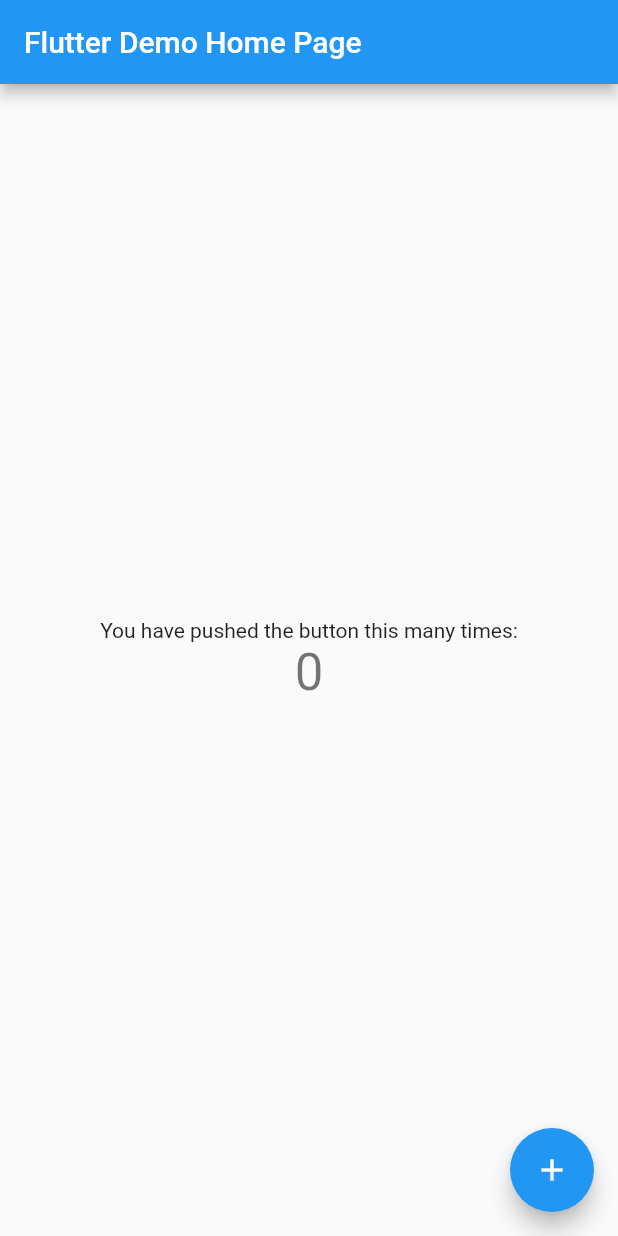
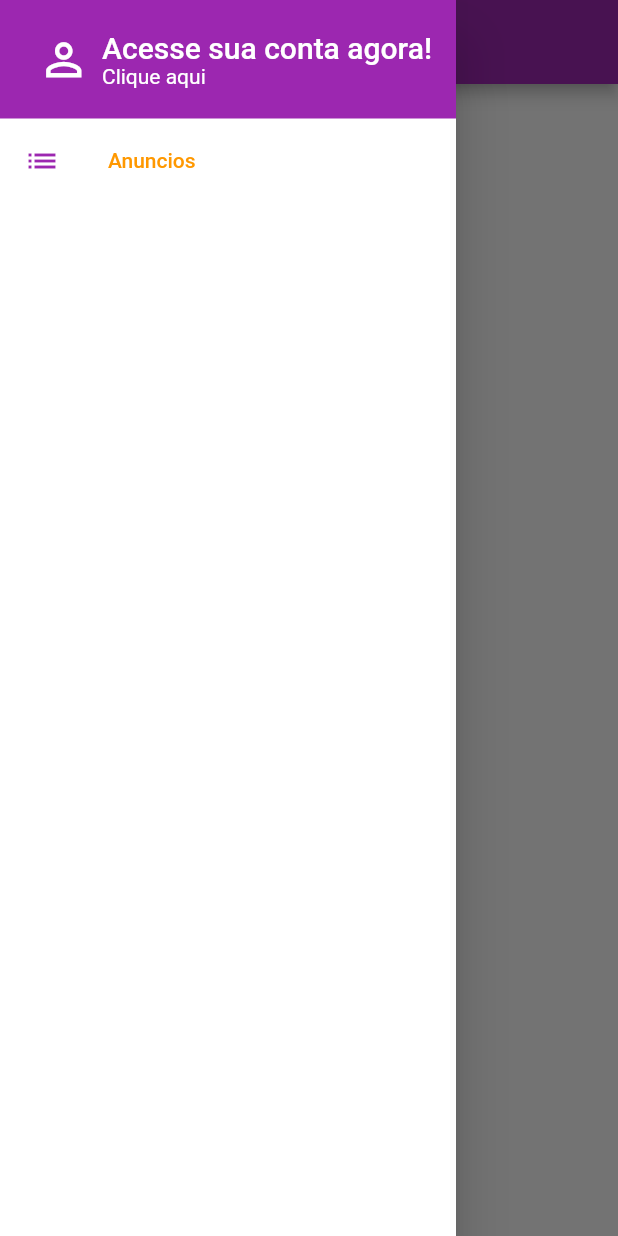
Before and after one commit to leandroCv-25/oxl_clone, a Flutter app: the screen it shows after launch, with the side drawer open (before the commit the screen has no drawer), on a phone screen of 412 x 824 dp. Run offline on Flutter 3.47's test engine with Material 2 defaults, Android fonts, the phone set to English and light mode, and no system bars; our stand-ins replace flutter_dotenv, parse_server_sdk_flutter.

Commit message:
AppDrawer design

```diff
--- a/lib/main.dart
+++ b/lib/main.dart
@@ -1,4 +1,5 @@
 import 'package:flutter/material.dart';
+import 'package:olx_clone/screens/base/base_screen.dart';
 import 'package:parse_server_sdk_flutter/parse_server_sdk.dart';
 import 'package:flutter_dotenv/flutter_dotenv.dart';
 
@@ -17,109 +18,15 @@ void main() async {
 class MyApp extends StatelessWidget {
   const MyApp({Key? key}) : super(key: key);
 
-  // This widget is the root of your application.
   @override
   Widget build(BuildContext context) {
     return MaterialApp(
-      title: 'Flutter Demo',
+      title: 'XLO',
       theme: ThemeData(
-        // This is the theme of your application.
-        //
-        // Try running your application with "flutter run". You'll see the
-        // application has a blue toolbar. Then, without quitting the app, try
-        // changing the primarySwatch below to Colors.green and then invoke
-        // "hot reload" (press "r" in the console where you ran "flutter run",
-        // or simply save your changes to "hot reload" in a Flutter IDE).
-        // Notice that the counter didn't reset back to zero; the application
-        // is not restarted.
-        primarySwatch: Colors.blue,
-      ),
-      home: const MyHomePage(title: 'Flutter Demo Home Page'),
+          primarySwatch: Colors.purple,
+          primaryColor: Colors.purple,
+          secondaryHeaderColor: Colors.orange),
+      home: BaseScreen(),
     );
   }
 }
-
-class MyHomePage extends StatefulWidget {
-  const MyHomePage({Key? key, required this.title}) : super(key: key);
-
-  // This widget is the home page of your application. It is stateful, meaning
-  // that it has a State object (defined below) that contains fields that affect
-  // how it looks.
-
-  // This class is the configuration for the state. It holds the values (in this
-  // case the title) provided by the parent (in this case the App widget) and
-  // used by the build method of the State. Fields in a Widget subclass are
-  // always marked "final".
-
-  final String title;
-
-  @override
-  State<MyHomePage> createState() => _MyHomePageState();
-}
-
-class _MyHomePageState extends State<MyHomePage> {
-  int _counter = 0;
-
-  void _incrementCounter() {
-    setState(() {
-      // This call to setState tells the Flutter framework that something has
-      // changed in this State, which causes it to rerun the build method below
-      // so that the display can reflect the updated values. If we changed
-      // _counter without calling setState(), then the build method would not be
-      // called again, and so nothing would appear to happen.
-      _counter++;
-    });
-  }
-
-  @override
-  Widget build(BuildContext context) {
-    // This method is rerun every time setState is called, for instance as done
-    // by the _incrementCounter method above.
-    //
-    // The Flutter framework has been optimized to make rerunning build methods
-    // fast, so that you can just rebuild anything that needs updating rather
-    // than having to individually change instances of widgets.
-    return Scaffold(
-      appBar: AppBar(
-        // Here we take the value from the MyHomePage object that was created by
-        // the App.build method, and use it to set our appbar title.
-        title: Text(widget.title),
-      ),
-      body: Center(
-        // Center is a layout widget. It takes a single child and positions it
-        // in the middle of the parent.
-        child: Column(
-          // Column is also a layout widget. It takes a list of children and
-          // arranges them vertically. By default, it sizes itself to fit its
-          // children horizontally, and tries to be as tall as its parent.
-          //
-          // Invoke "debug painting" (press "p" in the console, choose the
-          // "Toggle Debug Paint" action from the Flutter Inspector in Android
-          // Studio, or the "Toggle Debug Paint" command in Visual Studio Code)
-          // to see the wireframe for each widget.
-          //
-          // Column has various properties to control how it sizes itself and
-          // how it positions its children. Here we use mainAxisAlignment to
-          // center the children vertically; the main axis here is the vertical
-          // axis because Columns are vertical (the cross axis would be
-          // horizontal).
-          mainAxisAlignment: MainAxisAlignment.center,
-          children: <Widget>[
-            const Text(
-              'You have pushed the button this many times:',
-            ),
-            Text(
-              '$_counter',
-              style: Theme.of(context).textTheme.headline4,
-            ),
-          ],
-        ),
-      ),
-      floatingActionButton: FloatingActionButton(
-        onPressed: _incrementCounter,
-        tooltip: 'Increment',
-        child: const Icon(Icons.add),
-      ), // This trailing comma makes auto-formatting nicer for build methods.
-    );
-  }
-}
--- /dev/null
+++ b/lib/screens/base/base_screen.dart
@@ -0,0 +1,24 @@
+import 'package:flutter/material.dart';
+import 'package:olx_clone/screens/home/home_screen.dart';
+
+class BaseScreen extends StatelessWidget {
+  BaseScreen({Key? key}) : super(key: key);
+
+  final PageController pageController = PageController();
+
+  @override
+  Widget build(BuildContext context) {
+    return Scaffold(
+      body: PageView(
+        controller: pageController,
+        physics: const NeverScrollableScrollPhysics(),
+        children: [
+          const HomeScreen(),
+          Container(
+            color: Colors.amber,
+          )
+        ],
+      ),
+    );
+  }
+}
--- /dev/null
+++ b/lib/screens/home/home_screen.dart
@@ -0,0 +1,15 @@
+import 'package:flutter/material.dart';
+import 'package:olx_clone/widgets/app_drawer/app_drawer.dart';
+
+class HomeScreen extends StatelessWidget {
+  const HomeScreen({Key? key}) : super(key: key);
+
+  @override
+  Widget build(BuildContext context) {
+    return Scaffold(
+      appBar: AppBar(),
+      drawer: const AppDrawer(),
+      body: Container(),
+    );
+  }
+}
--- /dev/null
+++ b/lib/widgets/app_drawer/app_drawer.dart
@@ -0,0 +1,30 @@
+import 'package:flutter/material.dart';
+import 'package:olx_clone/widgets/app_drawer/app_drawer_header.dart';
+
+import 'page_section_tile.dart';
+
+class AppDrawer extends StatelessWidget {
+  const AppDrawer({Key? key}) : super(key: key);
+
+  @override
+  Widget build(BuildContext context) {
+    return Drawer(
+      backgroundColor: Theme.of(context).primaryColor,
+      child: SafeArea(
+        child: Container(
+          color: Colors.white,
+          child: ListView(
+            children: [
+              const AppDrawerHeader(),
+              PageSectionTile(
+                  label: "Anuncios",
+                  iconData: Icons.list,
+                  highLighted: true,
+                  onTap: () {}),
+            ],
+          ),
+        ),
+      ),
+    );
+  }
+}
--- /dev/null
+++ b/lib/widgets/app_drawer/app_drawer_header.dart
@@ -0,0 +1,46 @@
+import 'package:flutter/material.dart';
+
+class AppDrawerHeader extends StatelessWidget {
+  const AppDrawerHeader({Key? key}) : super(key: key);
+
+  @override
+  Widget build(BuildContext context) {
+    return Container(
+        color: Theme.of(context).primaryColor,
+        child: Padding(
+          padding: const EdgeInsets.only(left: 25.0, top: 20, bottom: 20),
+          child: Row(
+            children: [
+              const Icon(
+                Icons.person_outline,
+                color: Colors.white,
+                size: 35,
+              ),
+              Padding(
+                padding: const EdgeInsets.only(left: 8),
+                child: Column(
+                  crossAxisAlignment: CrossAxisAlignment.start,
+                  mainAxisAlignment: MainAxisAlignment.center,
+                  children: [
+                    Text(
+                      "Acesse sua conta agora!",
+                      style: Theme.of(context)
+                          .textTheme
+                          .headline6
+                          ?.copyWith(color: Colors.white),
+                    ),
+                    Text(
+                      "Clique aqui",
+                      style: Theme.of(context)
+                          .textTheme
+                          .bodyText2
+                          ?.copyWith(color: Colors.white),
+                    ),
+                  ],
+                ),
+              ),
+            ],
+          ),
+        ));
+  }
+}
--- /dev/null
+++ b/lib/widgets/app_drawer/page_section_tile.dart
@@ -0,0 +1,32 @@
+import 'package:flutter/material.dart';
+
+class PageSectionTile extends StatelessWidget {
+  const PageSectionTile(
+      {Key? key,
+      required this.label,
+      required this.iconData,
+      required this.onTap,
+      required this.highLighted})
+      : super(key: key);
+
+  final String label;
+  final IconData iconData;
+  final VoidCallback onTap;
+  final bool highLighted;
+
+  @override
+  Widget build(BuildContext context) {
+    return ListTile(
+      title: Text(
+        label,
+        style: Theme.of(context).textTheme.button?.copyWith(
+            color: highLighted ? Theme.of(context).secondaryHeaderColor : null),
+      ),
+      leading: Icon(iconData,
+          color: highLighted
+              ? Theme.of(context).primaryColor
+              : Theme.of(context).iconTheme.color),
+      onTap: onTap,
+    );
+  }
+}
```
